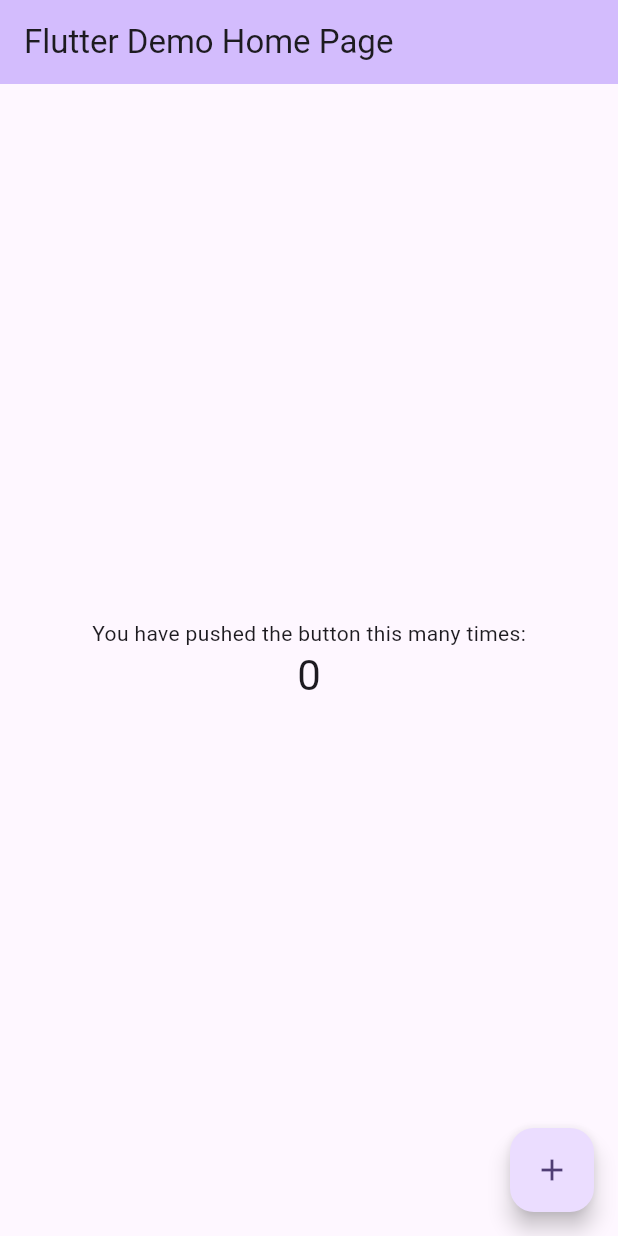
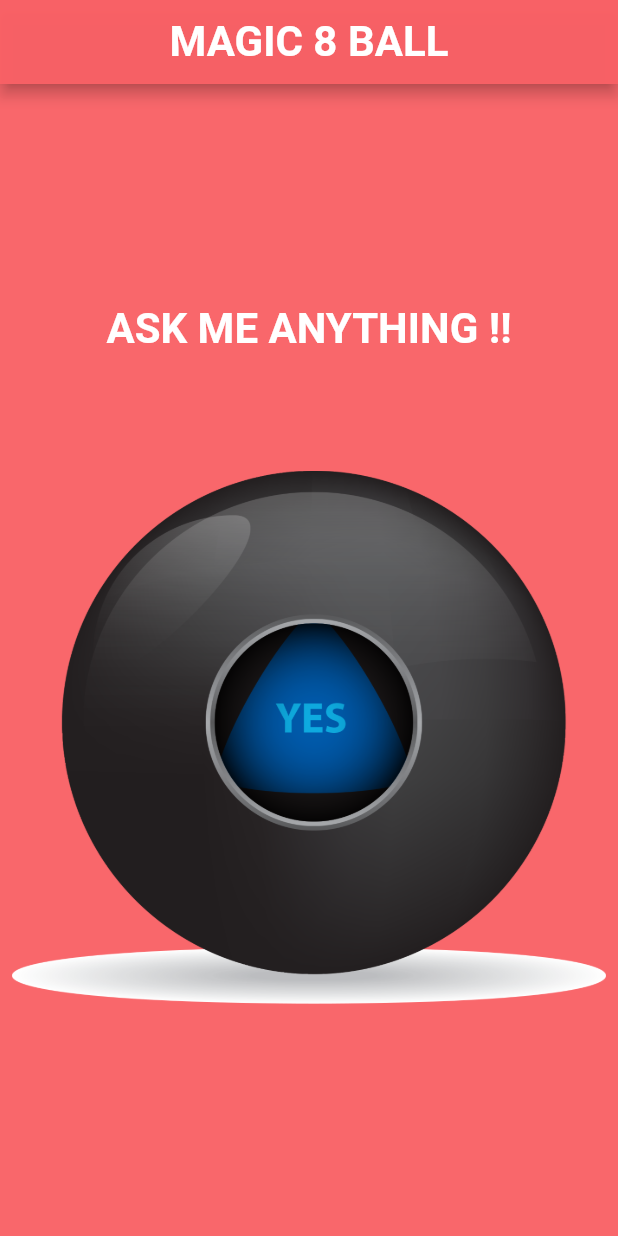
Before and after one commit to Emissary-Of-Desolation/magical_8_ball, a Flutter app: the screen it shows after launch, on a phone screen of 412 x 824 dp. Run offline on Flutter 3.47's test engine with Material 2 defaults, Android fonts, the phone set to English and light mode, and no system bars.

Commit message:
Final Commit

```diff
--- /dev/null
+++ b/lib/magicroll.dart
@@ -0,0 +1,58 @@
+import 'package:flutter/material.dart';
+import 'dart:math';
+
+class MagicRoll extends StatefulWidget {
+  const MagicRoll({super.key});
+
+  @override
+  State<MagicRoll> createState() => _MagicRollState();
+}
+
+class _MagicRollState extends State<MagicRoll> {
+  int roll = 1;
+
+  void rollBall() {
+    setState(() {
+      roll = Random().nextInt(5) + 1;
+    });
+  }
+
+  @override
+  Widget build(BuildContext context) {
+    return MaterialApp(
+      home: Scaffold(
+        backgroundColor: const Color.fromARGB(246, 249, 97, 102),
+        appBar: AppBar(
+          backgroundColor: const Color.fromARGB(246, 249, 97, 102),
+          title: const Center(
+            child: Text(
+              'MAGIC 8 BALL',
+              style: TextStyle(fontWeight: FontWeight.bold, fontSize: 28),
+            ),
+          ),
+        ),
+        body: Center(
+          child: Column(
+            mainAxisAlignment: MainAxisAlignment.center,
+            children: [
+              const Padding(
+                padding: EdgeInsets.only(bottom: 70.0),
+                child: Text(
+                  'ASK ME ANYTHING !!',
+                  style: TextStyle(
+                      color: Colors.white,
+                      fontWeight: FontWeight.bold,
+                      fontSize: 28),
+                ),
+              ),
+              TextButton(
+                onPressed: rollBall,
+                child: Image.asset('assets/images/ball$roll.png'),
+              ),
+            ],
+          ),
+        ),
+      ),
+    );
+  }
+}
--- a/lib/main.dart
+++ b/lib/main.dart
@@ -1,125 +1,6 @@
 import 'package:flutter/material.dart';
+import 'package:magical_8_ball/magicroll.dart';
 
 void main() {
-  runApp(const MyApp());
+  runApp(const MagicRoll());
 }
-
-class MyApp extends StatelessWidget {
-  const MyApp({super.key});
-
-  // This widget is the root of your application.
-  @override
-  Widget build(BuildContext context) {
-    return MaterialApp(
-      title: 'Flutter Demo',
-      theme: ThemeData(
-        // This is the theme of your application.
-        //
-        // TRY THIS: Try running your application with "flutter run". You'll see
-        // the application has a blue toolbar. Then, without quitting the app,
-        // try changing the seedColor in the colorScheme below to Colors.green
-        // and then invoke "hot reload" (save your changes or press the "hot
-        // reload" button in a Flutter-supported IDE, or press "r" if you used
-        // the command line to start the app).
-        //
-        // Notice that the counter didn't reset back to zero; the application
-        // state is not lost during the reload. To reset the state, use hot
-        // restart instead.
-        //
-        // This works for code too, not just values: Most code changes can be
-        // tested with just a hot reload.
-        colorScheme: ColorScheme.fromSeed(seedColor: Colors.deepPurple),
-        useMaterial3: true,
-      ),
-      home: const MyHomePage(title: 'Flutter Demo Home Page'),
-    );
-  }
-}
-
-class MyHomePage extends StatefulWidget {
-  const MyHomePage({super.key, required this.title});
-
-  // This widget is the home page of your application. It is stateful, meaning
-  // that it has a State object (defined below) that contains fields that affect
-  // how it looks.
-
-  // This class is the configuration for the state. It holds the values (in this
-  // case the title) provided by the parent (in this case the App widget) and
-  // used by the build method of the State. Fields in a Widget subclass are
-  // always marked "final".
-
-  final String title;
-
-  @override
-  State<MyHomePage> createState() => _MyHomePageState();
-}
-
-class _MyHomePageState extends State<MyHomePage> {
-  int _counter = 0;
-
-  void _incrementCounter() {
-    setState(() {
-      // This call to setState tells the Flutter framework that something has
-      // changed in this State, which causes it to rerun the build method below
-      // so that the display can reflect the updated values. If we changed
-      // _counter without calling setState(), then the build method would not be
-      // called again, and so nothing would appear to happen.
-      _counter++;
-    });
-  }
-
-  @override
-  Widget build(BuildContext context) {
-    // This method is rerun every time setState is called, for instance as done
-    // by the _incrementCounter method above.
-    //
-    // The Flutter framework has been optimized to make rerunning build methods
-    // fast, so that you can just rebuild anything that needs updating rather
-    // than having to individually change instances of widgets.
-    return Scaffold(
-      appBar: AppBar(
-        // TRY THIS: Try changing the color here to a specific color (to
-        // Colors.amber, perhaps?) and trigger a hot reload to see the AppBar
-        // change color while the other colors stay the same.
-        backgroundColor: Theme.of(context).colorScheme.inversePrimary,
-        // Here we take the value from the MyHomePage object that was created by
-        // the App.build method, and use it to set our appbar title.
-        title: Text(widget.title),
-      ),
-      body: Center(
-        // Center is a layout widget. It takes a single child and positions it
-        // in the middle of the parent.
-        child: Column(
-          // Column is also a layout widget. It takes a list of children and
-          // arranges them vertically. By default, it sizes itself to fit its
-          // children horizontally, and tries to be as tall as its parent.
-          //
-          // Column has various properties to control how it sizes itself and
-          // how it positions its children. Here we use mainAxisAlignment to
-          // center the children vertically; the main axis here is the vertical
-          // axis because Columns are vertical (the cross axis would be
-          // horizontal).
-          //
-          // TRY THIS: Invoke "debug painting" (choose the "Toggle Debug Paint"
-          // action in the IDE, or press "p" in the console), to see the
-          // wireframe for each widget.
-          mainAxisAlignment: MainAxisAlignment.center,
-          children: <Widget>[
-            const Text(
-              'You have pushed the button this many times:',
-            ),
-            Text(
-              '$_counter',
-              style: Theme.of(context).textTheme.headlineMedium,
-            ),
-          ],
-        ),
-      ),
-      floatingActionButton: FloatingActionButton(
-        onPressed: _incrementCounter,
-        tooltip: 'Increment',
-        child: const Icon(Icons.add),
-      ), // This trailing comma makes auto-formatting nicer for build methods.
-    );
-  }
-}
--- a/pubspec.yaml
+++ b/pubspec.yaml
@@ -59,9 +59,8 @@ flutter:
   uses-material-design: true
 
   # To add assets to your application, add an assets section, like this:
-  # assets:
-  #   - images/a_dot_burr.jpeg
-  #   - images/a_dot_ham.jpeg
+  assets:
+    - assets/images/
 
   # An image asset can refer to one or more resolution-specific "variants", see
   # https://flutter.dev/assets-and-images/#resolution-aware
```
Also changed, not shown: assets/magic.png (added), 2 other files.
